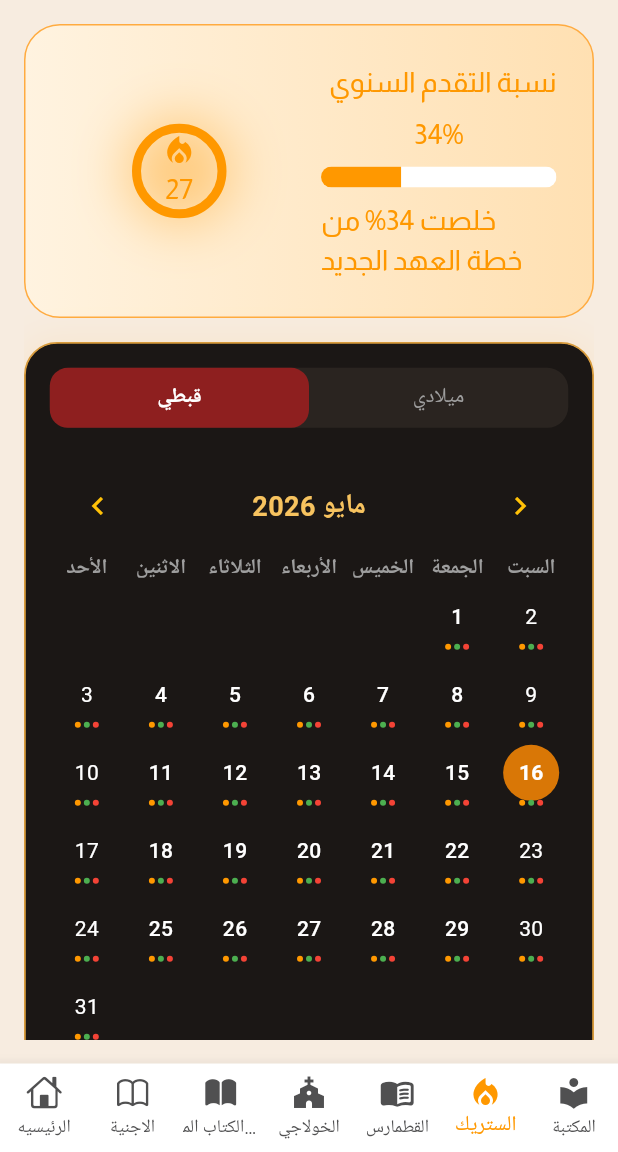
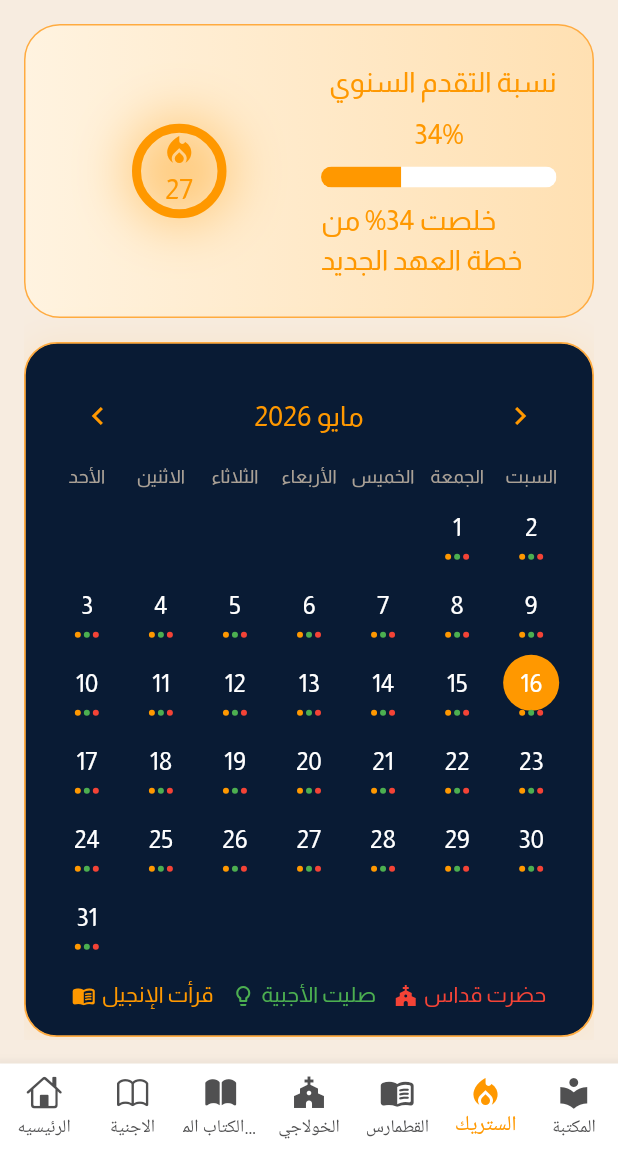
Before and after one commit to rolarefaat456/light-of-the-world, a Flutter app: the screen it shows after launch, item 6 of the bottom bar chosen, on a phone screen of 412 x 824 dp, the part 84-1236 px from its top. Run offline on Flutter 3.47's test engine with Material 3 defaults, Android fonts, the phone set to English and light mode, and no system bars; drawn by our look-alikes of table_calendar; our stand-ins replace bloc, equatable, flutter_bloc, flutter_heatmap_calendar, flutter_native_splash, go_router and 1 more; accounts and stored records are empty; statements that could not run were skipped.

Commit message:
streak ui

```diff
--- a/lib/core/themes/app_themes.dart
+++ b/lib/core/themes/app_themes.dart
@@ -8,12 +8,20 @@ class AppThemes {
       bodyMedium: TextStyle(color: LightModeColor.black),
       bodyLarge: TextStyle(color: LightModeColor.orange),
       bodySmall: TextStyle(color: LightModeColor.grayOrange),
+      displayLarge: TextStyle(color: LightModeColor.white),
+      displayMedium: TextStyle(color: LightModeColor.grayOrange),
     ),
     brightness: Brightness.light,
     scaffoldBackgroundColor: LightModeColor.primaryLight,
     cardColor: LightModeColor.white,
+
     canvasColor: LightModeColor.orangeAccent,
-    colorScheme: const ColorScheme.light(primary: LightModeColor.orange),
+    colorScheme: const ColorScheme.light(
+      primary: LightModeColor.orange,
+      secondary: LightModeColor.navy,
+      tertiary: Colors.red,
+      scrim: Colors.green
+    ),
     dividerColor: LightModeColor.orangeAccent,
     bottomNavigationBarTheme: const BottomNavigationBarThemeData(
       backgroundColor: LightModeColor.white,
@@ -29,12 +37,19 @@ class AppThemes {
       bodyMedium: TextStyle(color: DarkModeColor.white),
       bodyLarge: TextStyle(color: const Color.fromARGB(255, 22, 17, 8)),
       bodySmall: TextStyle(color: DarkModeColor.grayOrange),
+      displayLarge: TextStyle(color: DarkModeColor.black),
+      displayMedium: TextStyle(color: DarkModeColor.grayOrange),
     ),
     brightness: Brightness.dark,
     scaffoldBackgroundColor: DarkModeColor.primaryDark,
     cardColor: DarkModeColor.black,
     canvasColor: DarkModeColor.orangeAccent,
-    colorScheme: const ColorScheme.dark(primary: DarkModeColor.orange),
+    colorScheme: const ColorScheme.dark(
+      primary: DarkModeColor.orange,
+      secondary: DarkModeColor.lightOrange,
+      tertiary: Colors.red,
+      scrim: Colors.green
+    ),
     bottomNavigationBarTheme: const BottomNavigationBarThemeData(
       backgroundColor: DarkModeColor.black,
       selectedItemColor: DarkModeColor.orange,
--- a/lib/core/utils/app_text_styles.dart
+++ b/lib/core/utils/app_text_styles.dart
@@ -117,4 +117,14 @@ class AppTextStyles {
       fontFamily: Strings.almarai,
     );
   }
+  static TextStyle style12w400({
+    required BuildContext context,
+    required double userScale,
+  }) {
+    return TextStyle(
+      fontSize: responsiveFont(context, 12 * userScale),
+      fontWeight: FontWeight.w400,
+      fontFamily: Strings.almarai,
+    );
+  }
 }
--- a/lib/features/streak/presentation/view/widgets/calender_widget.dart
+++ b/lib/features/streak/presentation/view/widgets/calender_widget.dart
@@ -1,8 +1,9 @@
 import 'package:flutter/material.dart';
 import 'package:flutter_bloc/flutter_bloc.dart';
+import 'package:ligthoftheworld/core/utils/app_text_styles.dart';
 import 'package:table_calendar/table_calendar.dart';
-
 import '../../manager/calendar_cubit.dart';
+import 'lenged_item.dart';
 
 class CalendarWidget extends StatelessWidget {
   const CalendarWidget({super.key});
@@ -12,82 +13,38 @@ class CalendarWidget extends StatelessWidget {
     return BlocBuilder<CalendarCubit, CalendarState>(
       builder: (context, state) {
         return switch (state) {
-          CalendarLoading() =>
-            const Center(child: CircularProgressIndicator()),
+          CalendarLoading() => const Center(child: CircularProgressIndicator()),
 
-          CalendarError(:final message) =>
-            Center(child: Text(message)),
+          CalendarError(:final message) => Center(
+            child: Text(
+              message,
+              style: AppTextStyles.style16w500(context: context, userScale: 1),
+            ),
+          ),
 
-          CalendarLoaded(:final selectedDay, :final focusedDay) =>
-            Container(
+          CalendarLoaded(:final selectedDay, :final focusedDay) => Container(
             padding: const EdgeInsets.all(16),
             decoration: BoxDecoration(
-                color: const Color(0xff1B1715),
+              color: Theme.of(context).colorScheme.secondary,
               borderRadius: BorderRadius.circular(22),
               border: Border.all(
-                  color: const Color(0xffD89B3C),
+                color: Theme.of(context).dividerColor,
                 width: 1.2,
               ),
               boxShadow: [
                 BoxShadow(
-                    color: Colors.orange.withOpacity(.08),
+                  color: Theme.of(
+                    context,
+                  ).colorScheme.primary.withValues(alpha: 0.08),
                   blurRadius: 20,
                   spreadRadius: 2,
-                  )
+                ),
               ],
             ),
 
             child: Column(
+              spacing: 16,
               children: [
-
-                  /// top tabs
-                  Container(
-                    decoration: BoxDecoration(
-                      color: const Color(0xff2A2420),
-                      borderRadius: BorderRadius.circular(14),
-                    ),
-                    child: Row(
-                      children: [
-
-                        Expanded(
-                          child: Container(
-                            padding: const EdgeInsets.symmetric(vertical: 10),
-                            decoration: BoxDecoration(
-                              color: const Color(0xff8E1F1F),
-                              borderRadius: BorderRadius.circular(12),
-                            ),
-                            child: const Center(
-                              child: Text(
-                                "قبطي",
-                                style: TextStyle(
-                                  color: Colors.white,
-                                  fontWeight: FontWeight.bold,
-                                ),
-                              ),
-                            ),
-                          ),
-                        ),
-
-                        Expanded(
-                          child: Container(
-                            padding: const EdgeInsets.symmetric(vertical: 10),
-                            child: const Center(
-                              child: Text(
-                                "ميلادي",
-                                style: TextStyle(
-                                  color: Colors.grey,
-                                  fontWeight: FontWeight.w500,
-                                ),
-                              ),
-                            ),
-                          ),
-                        ),
-                      ],
-                    ),
-                  ),
-
-                  const SizedBox(height: 20),
-
                 /// calendar
                 TableCalendar(
                   locale: 'ar',
@@ -97,88 +54,102 @@ class CalendarWidget extends StatelessWidget {
 
                   focusedDay: focusedDay,
 
-                    selectedDayPredicate: (day) =>
-                        isSameDay(selectedDay, day),
+                  selectedDayPredicate: (day) => isSameDay(selectedDay, day),
 
                   onDaySelected: (selected, focused) {
-                      context
-                          .read<CalendarCubit>()
-                          .selectDay(selected, focused);
+                    context.read<CalendarCubit>().selectDay(selected, focused);
                   },
 
-                    headerStyle: const HeaderStyle(
+                  headerStyle: HeaderStyle(
                     formatButtonVisible: false,
                     titleCentered: true,
 
-                      titleTextStyle: TextStyle(
-                        color: Color(0xffF7C35F),
-                        fontSize: 18,
-                        fontWeight: FontWeight.bold,
+                    titleTextStyle:
+                        AppTextStyles.style18w500(
+                          context: context,
+                          userScale: 1,
+                        ).copyWith(
+                          color: Theme.of(context).textTheme.bodyLarge!.color,
                         ),
 
                     leftChevronIcon: Icon(
                       Icons.chevron_left,
-                        color: Colors.amber,
+                      color: Theme.of(context).colorScheme.primary,
                     ),
 
                     rightChevronIcon: Icon(
                       Icons.chevron_right,
-                        color: Colors.amber,
+                      color: Theme.of(context).colorScheme.primary,
                     ),
                   ),
 
-                    daysOfWeekStyle: const DaysOfWeekStyle(
-                      weekdayStyle: TextStyle(
-                        color: Colors.grey,
-                        fontWeight: FontWeight.bold,
+                  daysOfWeekStyle: DaysOfWeekStyle(
+                    weekdayStyle:
+                        AppTextStyles.style12w400(
+                          context: context,
+                          userScale: 1,
+                        ).copyWith(
+                          color: Theme.of(
+                            context,
+                          ).textTheme.displayMedium!.color,
                         ),
-
-                      weekendStyle: TextStyle(
-                        color: Colors.grey,
-                        fontWeight: FontWeight.bold,
+                    weekendStyle:
+                        AppTextStyles.style12w400(
+                          context: context,
+                          userScale: 1,
+                        ).copyWith(
+                          color: Theme.of(
+                            context,
+                          ).textTheme.displayMedium!.color,
                         ),
                   ),
-
                   calendarStyle: CalendarStyle(
-
                     outsideDaysVisible: false,
-
-                      defaultTextStyle: const TextStyle(
-                        color: Colors.white,
-                        fontWeight: FontWeight.w500,
+                    defaultTextStyle:
+                        AppTextStyles.style16w500(
+                          context: context,
+                          userScale: 1,
+                        ).copyWith(
+                          color: Theme.of(
+                            context,
+                          ).textTheme.displayLarge!.color,
                         ),
-
-                      weekendTextStyle: const TextStyle(
-                        color: Colors.white,
+                    weekendTextStyle:
+                        AppTextStyles.style16w400(
+                          context: context,
+                          userScale: 1,
+                        ).copyWith(
+                          color: Theme.of(
+                            context,
+                          ).textTheme.displayLarge!.color,
                         ),
-
                     todayDecoration: BoxDecoration(
-                        color: Colors.orange.withOpacity(.3),
+                      color: Theme.of(
+                        context,
+                      ).colorScheme.primary.withValues(alpha: 0.3),
                       shape: BoxShape.circle,
                     ),
-
-                      selectedDecoration: const BoxDecoration(
-                        color: Color(0xffD97706),
+                    selectedDecoration: BoxDecoration(
+                      color: Theme.of(context).colorScheme.primary,
                       shape: BoxShape.circle,
                     ),
-
-                      selectedTextStyle: const TextStyle(
-                        color: Colors.white,
-                        fontWeight: FontWeight.bold,
+                    selectedTextStyle:
+                        AppTextStyles.style16w400(
+                          context: context,
+                          userScale: 1,
+                        ).copyWith(
+                          color: Theme.of(
+                            context,
+                          ).textTheme.displayLarge!.color,
                         ),
-
-                      markerDecoration: const BoxDecoration(
-                        color: Colors.orange,
+                    markerDecoration: BoxDecoration(
+                      color: Theme.of(context).colorScheme.primary,
                       shape: BoxShape.circle,
                     ),
-
                     markersMaxCount: 3,
                   ),
-
                   calendarBuilders: CalendarBuilders(
-
                     markerBuilder: (context, date, events) {
-
                       return Positioned(
                         bottom: 4,
                         child: Row(
@@ -186,18 +157,17 @@ class CalendarWidget extends StatelessWidget {
                           children: List.generate(
                             3,
                             (index) => Container(
-                                margin:
-                                    const EdgeInsets.symmetric(horizontal: 1),
+                              margin: const EdgeInsets.symmetric(horizontal: 1),
 
                               width: 4,
                               height: 4,
 
                               decoration: BoxDecoration(
                                 color: index == 0
-                                      ? Colors.orange
+                                    ? Theme.of(context).colorScheme.primary
                                     : index == 1
-                                          ? Colors.green
-                                          : Colors.red,
+                                    ? Theme.of(context).colorScheme.scrim
+                                    : Theme.of(context).colorScheme.tertiary,
 
                                 shape: BoxShape.circle,
                               ),
@@ -209,36 +179,27 @@ class CalendarWidget extends StatelessWidget {
                   ),
                 ),
 
-                  const SizedBox(height: 20),
-
                 /// bottom legend
                 Wrap(
                   spacing: 12,
                   runSpacing: 10,
                   children: [
-
-                      _legendItem(
-                        color: Colors.orange,
+                    LengedItem(
+                      icon: Icons.menu_book_rounded,
                       text: "قرأت الإنجيل",
-                        icon: Icons.menu_book_rounded,
+                      color: Theme.of(context).colorScheme.primary,
                     ),
 
-                      _legendItem(
-                        color: Colors.green,
+                    LengedItem(
+                      icon: Icons.lightbulb_outline,
                       text: "صليت الأجبية",
-                        icon: Icons.lightbulb_outline,
+                      color: Theme.of(context).colorScheme.scrim,
                     ),
 
-                      _legendItem(
-                        color: Colors.red,
+                    LengedItem(
+                      icon: Icons.church,
                       text: "حضرت قداس",
-                        icon: Icons.church,
-                      ),
-
-                      _legendItem(
-                        color: Colors.amber,
-                        text: "قرأت القطمارس",
-                        icon: Icons.auto_stories,
+                      color: Theme.of(context).colorScheme.tertiary,
                     ),
                   ],
                 ),
@@ -249,32 +210,4 @@ class CalendarWidget extends StatelessWidget {
       },
     );
   }
-
-  Widget _legendItem({
-    required Color color,
-    required String text,
-    required IconData icon,
-  }) {
-    return Row(
-      mainAxisSize: MainAxisSize.min,
-      children: [
-
-        Icon(
-          icon,
-          size: 16,
-          color: color,
-        ),
-
-        const SizedBox(width: 4),
-
-        Text(
-          text,
-          style: const TextStyle(
-            color: Colors.white70,
-            fontSize: 12,
-          ),
-        ),
-      ],
-    );
 }
-}
--- /dev/null
+++ b/lib/features/streak/presentation/view/widgets/lenged_item.dart
@@ -0,0 +1,30 @@
+import 'package:flutter/material.dart';
+
+import '../../../../../core/utils/app_text_styles.dart';
+
+class LengedItem extends StatelessWidget {
+  const LengedItem({super.key, required this.icon, required this.text, required this.color});
+  final IconData icon;
+  final String text;
+  final Color color;
+
+  @override
+  Widget build(BuildContext context) {
+    return Row(
+      mainAxisSize: MainAxisSize.min,
+      children: [
+        Icon(icon, size: 16, color: color),
+
+        const SizedBox(width: 4),
+
+        Text(
+          text,
+          style: AppTextStyles.style14w400(
+            context: context,
+            userScale: 1,
+          ).copyWith(color: color),
+        ),
+      ],
+    );
+  }
+}
--- a/lib/features/streak/presentation/view/widgets/percentage_of_progress.dart
+++ b/lib/features/streak/presentation/view/widgets/percentage_of_progress.dart
@@ -8,7 +8,8 @@ class PercentageOfProgress extends StatelessWidget {
 
   @override
   Widget build(BuildContext context) {
-    return ContainerGradient(child: Row(
+    return ContainerGradient(
+      child: Row(
         children: [
           Expanded(
             child: Column(
@@ -115,6 +116,7 @@ class PercentageOfProgress extends StatelessWidget {
             ),
           ),
         ],
-      ),);
+      ),
+    );
   }
 }
--- a/lib/light_of_the_world.dart
+++ b/lib/light_of_the_world.dart
@@ -1,6 +1,5 @@
 import 'package:flutter/material.dart';
 import 'package:ligthoftheworld/core/router/app_router.dart';
-
 import 'core/themes/app_themes.dart';
 
 class LightOfTheWorld extends StatelessWidget {
@@ -10,6 +9,7 @@ class LightOfTheWorld extends StatelessWidget {
   Widget build(BuildContext context) {
     return MaterialApp.router(
       debugShowCheckedModeBanner: false,
+      locale: const Locale('ar'),
       theme: AppThemes.lightTheme,
       darkTheme: AppThemes.darkTheme,
       themeMode: ThemeMode.system,
--- a/lib/main.dart
+++ b/lib/main.dart
@@ -2,6 +2,8 @@ import 'package:flutter/material.dart';
 import 'package:flutter_bloc/flutter_bloc.dart';
 import 'package:flutter_native_splash/flutter_native_splash.dart';
 import 'package:hive_flutter/hive_flutter.dart';
+import 'package:intl/date_symbol_data_local.dart';
+
 import 'package:ligthoftheworld/light_of_the_world.dart';
 
 import 'features/main/presentation/manager/page/page_cubit.dart';
@@ -9,25 +11,32 @@ import 'features/settings/presentation/manager/font size/font_size_cubit.dart';
 
 void main() async {
   WidgetsFlutterBinding.ensureInitialized();
+
+  // تهيئة الـ locale
+  await initializeDateFormatting('ar');
+
+  // Hive
   await Hive.initFlutter();
-  await Hive.openBox('settings'); // فتح صندوق Hive لتخزين الإعدادات
-  WidgetsBinding widgetsBinding = WidgetsFlutterBinding.ensureInitialized();
-  FlutterNativeSplash.preserve(widgetsBinding: widgetsBinding);
+  await Hive.openBox('settings');
 
-  // مثال: تحميل بيانات قبل تشغيل التطبيق
+  // Splash
+  FlutterNativeSplash.preserve(
+    widgetsBinding: WidgetsBinding.instance,
+  );
+
+  // تحميل البيانات
   await loadData();
 
-  FlutterNativeSplash.remove(); // بعد ما البيانات تتحمل
+  FlutterNativeSplash.remove();
 
   runApp(
-
     MultiBlocProvider(
       providers: [
         BlocProvider(
-        create: (context) => PageCubit(),
+          create: (_) => PageCubit(),
         ),
         BlocProvider(
-        create: (context) => FontSizeCubit(),
+          create: (_) => FontSizeCubit(),
         ),
       ],
       child: const LightOfTheWorld(),
```
Also changed, not shown: lib/features/streak/presentation/view/streak_view.dart (+21 -19 lines). Lines whose indentation alone changed are shown as unchanged.
